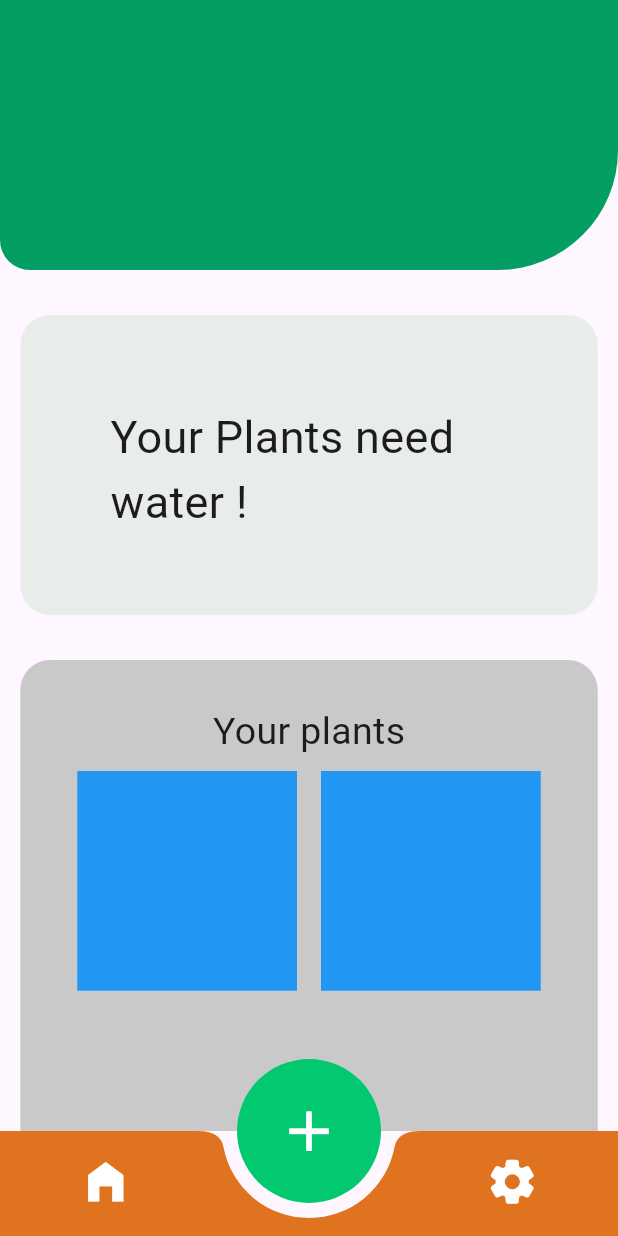
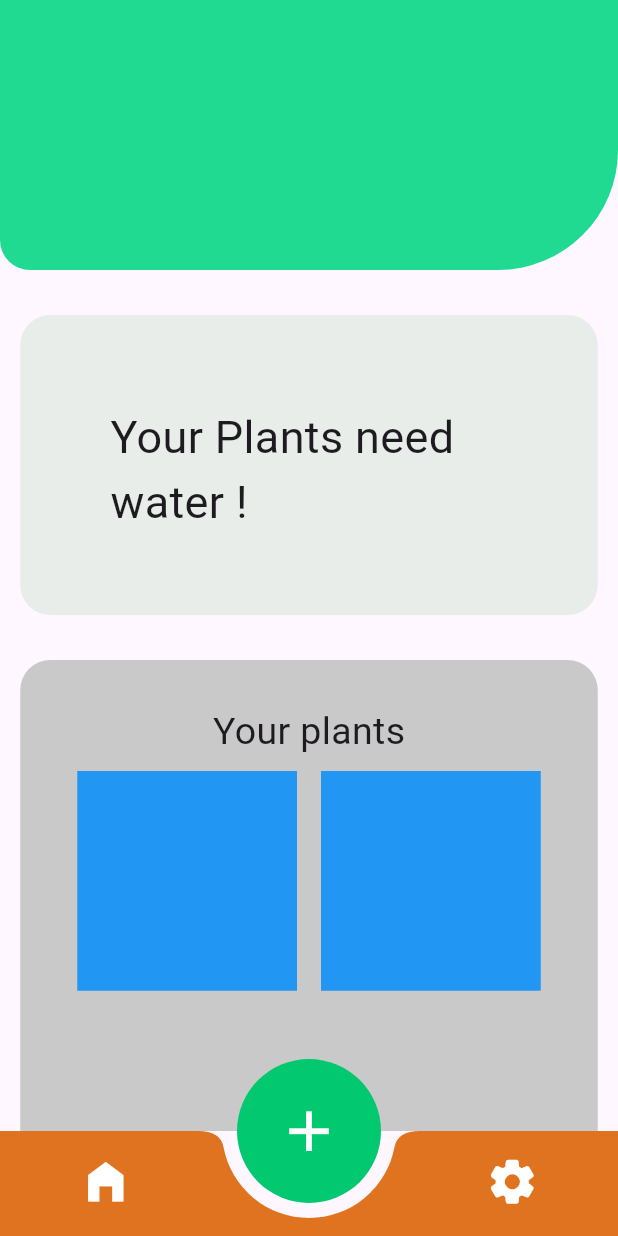
Before and after one commit to SajenTuladhar/Plant-tracking-app, a Flutter app: the Homepage screen opened by its route, on a phone screen of 412 x 824 dp. Run offline on Flutter 3.47's test engine with Material 3 defaults, Android fonts, the phone set to English and light mode, and no system bars.

```diff
--- a/lib/pages/front_page.dart
+++ b/lib/pages/front_page.dart
@@ -1,6 +1,3 @@
-import 'dart:ffi';
-import 'dart:js_interop';
-
 import 'package:botany/pages/home_page.dart';
 import 'package:flutter/material.dart';
 
--- a/lib/pages/home_page.dart
+++ b/lib/pages/home_page.dart
@@ -22,7 +22,7 @@
                   borderRadius: BorderRadius.only(
                       bottomRight: Radius.circular(80),
                       bottomLeft: Radius.circular(20)),
-                  color: Color.fromARGB(255, 2, 158, 98)),
+                  color: Color.fromARGB(255, 32, 218, 146)),
               child: Column(
                 children: [
                   const SizedBox(
```
